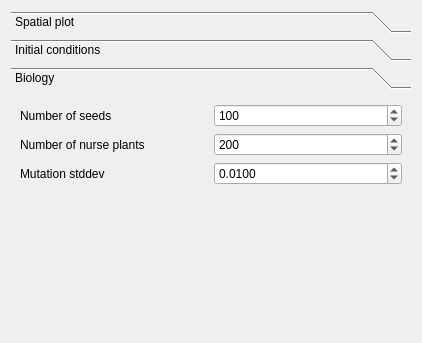
First picture: the form in korter_project_qt_parameters_widget.ui, repository richelbilderbeek/korter_project, before the edit; both pictures show x 0 to 422 and y 0 to 343 of the 422 by 781 pixel window.
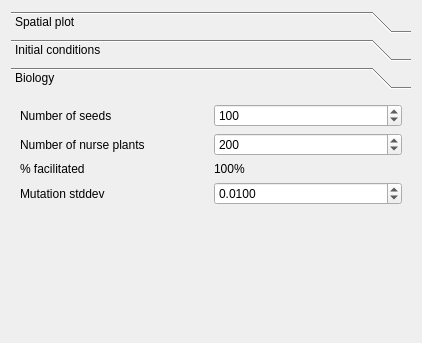
Second picture: the form after the edit. The open tabs and pages were chosen to show the change. Icons and pictures are not drawn.

Commit message: Show percentage facilitated

```diff
--- a/korter_project_qt_parameters_widget.ui
+++ b/korter_project_qt_parameters_widget.ui
@@ -219,7 +219,7 @@
         <x>0</x>
         <y>0</y>
         <width>411</width>
-        <height>532</height>
+        <height>535</height>
        </rect>
       </property>
       <attribute name="label">
@@ -233,7 +233,7 @@
          </property>
         </widget>
        </item>
-       <item row="3" column="0">
+       <item row="4" column="0">
         <spacer name="verticalSpacer_3">
          <property name="orientation">
           <enum>Qt::Vertical</enum>
@@ -286,14 +286,14 @@
          </property>
         </widget>
        </item>
-       <item row="2" column="0">
+       <item row="3" column="0">
         <widget class="QLabel" name="label_mut_stddev">
          <property name="text">
           <string>Mutation stddev</string>
          </property>
         </widget>
        </item>
-       <item row="2" column="1">
+       <item row="3" column="1">
         <widget class="QDoubleSpinBox" name="box_mut_stddev">
          <property name="decimals">
           <number>4</number>
@@ -309,6 +309,20 @@
          </property>
         </widget>
        </item>
+       <item row="2" column="0">
+        <widget class="QLabel" name="label_percentage_facilitated">
+         <property name="text">
+          <string>% facilitated</string>
+         </property>
+        </widget>
+       </item>
+       <item row="2" column="1">
+        <widget class="QLabel" name="label_percentage_facilitated_value">
+         <property name="text">
+          <string>100%</string>
+         </property>
+        </widget>
+       </item>
       </layout>
      </widget>
      <widget class="QWidget" name="page_fitness">
```
Left out of the diff: 4 changed lines with no effect on the pictures. The commit also changes 5 other files.
